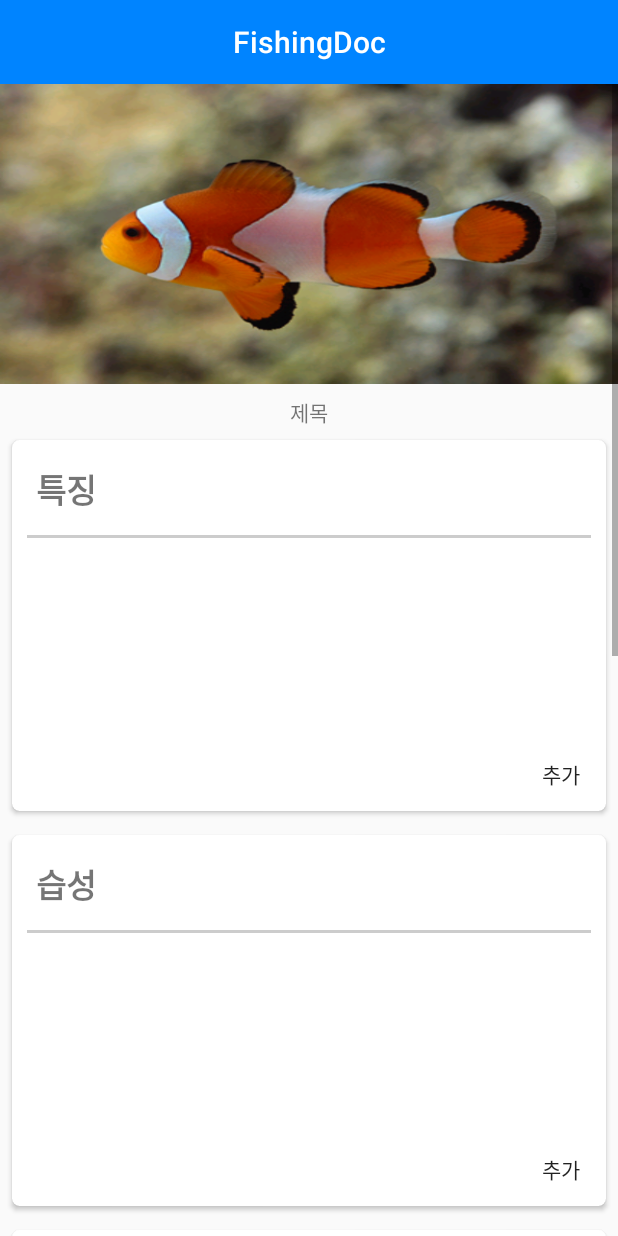
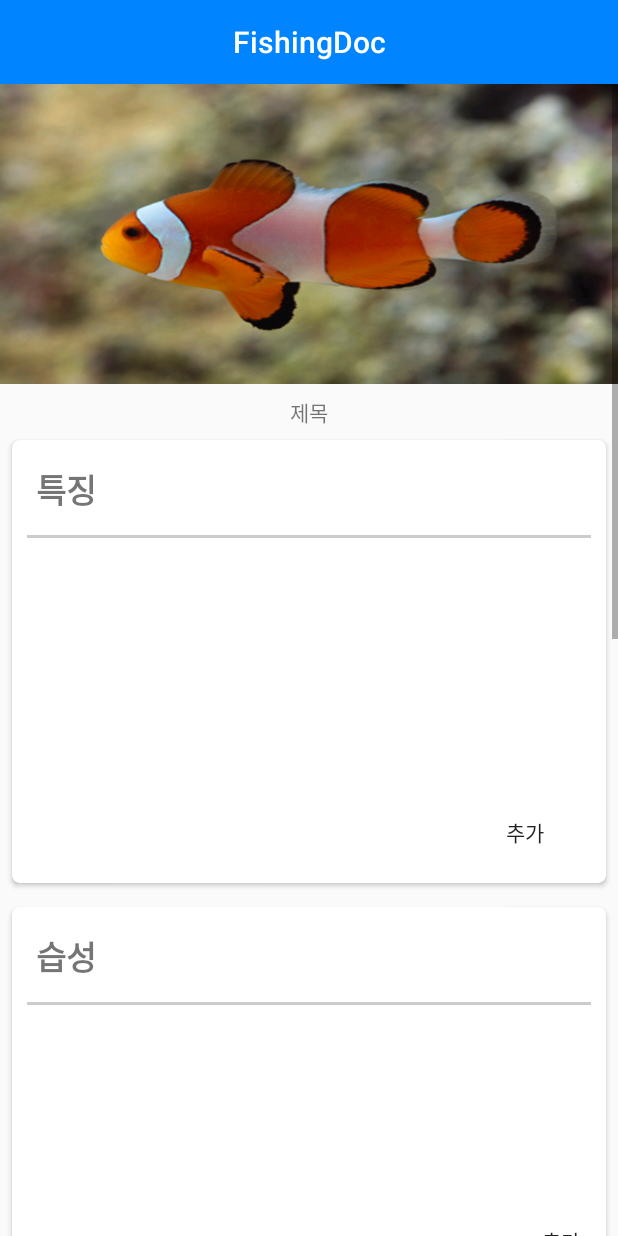
Before and after one commit to rhfoqkq000/fishingdoc, an Android app: the Fish_Content screen opened directly, with no data from a screen before it, on a phone screen of 412 x 824 dp. Run offline under Robolectric (Android 15) with nearby library versions, the phone set to English and light mode, and no system bars; our stand-ins replace Picasso; pictures from the network do not load; 10 statements that could not run were skipped.

Commit message:
fish_content

```diff
--- a/app/src/main/res/layout/fish_content.xml
+++ b/app/src/main/res/layout/fish_content.xml
@@ -62,6 +62,10 @@
             <RelativeLayout
                 android:layout_width="match_parent"
                 android:layout_height="wrap_content">
+                <RelativeLayout
+                    android:layout_width="match_parent"
+                    android:layout_height="wrap_content"
+                    android:id="@+id/re_distin">
                     <TextView
                         android:layout_width="match_parent"
                         android:layout_height="wrap_content"
@@ -97,7 +101,7 @@
                         android:visibility="gone"
                         android:background="@null"
                         android:layout_below="@+id/view1" />
-
+                </RelativeLayout>
             <Button
                 android:layout_width="wrap_content"
                 android:layout_height="wrap_content"
@@ -105,21 +109,17 @@
                 android:background="#00FF0000"
                 android:text="추가"
                 android:visibility="visible"
-                    android:layout_marginRight="-30dp"
-                    android:layout_marginBottom="-15dp"
-                    android:layout_alignBottom="@+id/text_distin"
-                    android:layout_alignEnd="@+id/text_distin" />
+                android:layout_below="@+id/re_distin"
+                android:layout_alignParentEnd="true"/>
             <Button
                 android:layout_width="wrap_content"
                 android:layout_height="wrap_content"
                 android:id="@+id/button_save_distin"
                 android:background="#00FF0000"
-                    android:layout_marginRight="-30dp"
-                    android:layout_marginBottom="-15dp"
-                    android:layout_alignBottom="@+id/text_distin"
-                    android:layout_alignEnd="@+id/edit_distin"
                 android:text="확인"
-                    android:visibility="gone"/>
+                android:visibility="gone"
+                android:layout_below="@+id/re_distin"
+                android:layout_alignParentEnd="true"/>
             </RelativeLayout>
         </android.support.v7.widget.CardView>
         <android.support.v7.widget.CardView
```
Also changed, not shown: 1 other file. Lines whose indentation alone changed are shown as unchanged.
